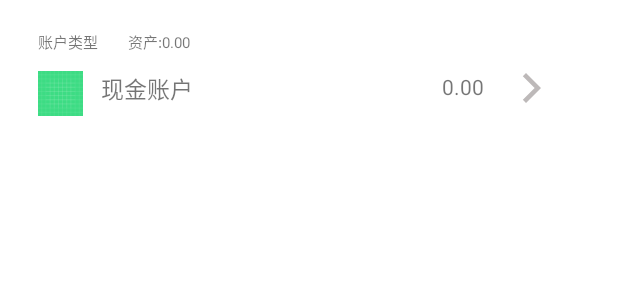
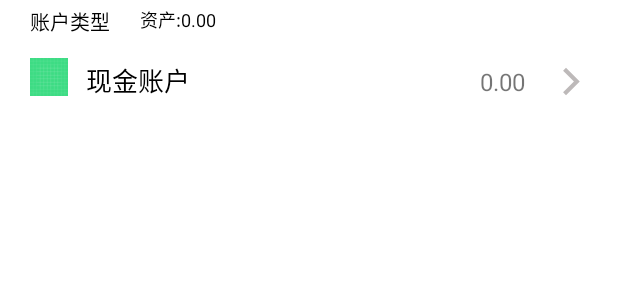
Before and after one commit to xiaoli22/Graduate_Android, an Android app: the layout custom_display_card.xml on its own in the app's theme, with its tools: preview values and no code run, on a phone screen of 412 x 824 dp. Shown: the top 300 px of the screen. Run offline under Robolectric (Android 15) with nearby library versions, the phone set to English and light mode, and no system bars.

Commit message:
完成了activity_account界面和CustomDisplayCard组件

```diff
--- a/app/src/main/AndroidManifest.xml
+++ b/app/src/main/AndroidManifest.xml
@@ -11,8 +11,9 @@
         android:roundIcon="@mipmap/ic_launcher_round"
         android:supportsRtl="true"
         android:theme="@style/Theme.Graduate_Android">
-
-
+        <activity
+            android:name=".AccountActivity"
+            android:exported="false" />
         <activity
             android:name=".testActivity"
             android:exported="false" />
--- a/app/src/main/java/com/example/graduate_android/HomeActivity.java
+++ b/app/src/main/java/com/example/graduate_android/HomeActivity.java
@@ -130,7 +130,7 @@ public class HomeActivity extends AppCompatActivity implements NavigationBarView
         customA.setOnClickListeners(new View.OnClickListener() {
             @Override
             public void onClick(View v) {
-                Intent intent = new Intent(HomeActivity.this, SendOtpActivity.class);
+                Intent intent = new Intent(HomeActivity.this, AccountActivity.class);
                 startActivity(intent);
 
             }
--- a/app/src/main/java/com/example/graduate_android/component/CustomMessageShow.java
+++ b/app/src/main/java/com/example/graduate_android/component/CustomMessageShow.java
@@ -4,6 +4,7 @@ import android.content.Context;
 import android.content.res.TypedArray;
 import android.util.AttributeSet;
 import android.view.LayoutInflater;
+import android.widget.ImageView;
 import android.widget.LinearLayout;
 import android.widget.TextView;
 
@@ -29,6 +30,7 @@ public class CustomMessageShow extends LinearLayout {
         numberM = a.getString(R.styleable.CustomMessageShow_numberM);
         incomeM = a.getString(R.styleable.CustomMessageShow_incomeM);
         outcomeM = a.getString(R.styleable.CustomMessageShow_outcomeM);
+        a.recycle();
 
         init();
 
@@ -42,6 +44,7 @@ public class CustomMessageShow extends LinearLayout {
         TextView numberMS = findViewById(R.id.numberMS);
         TextView incomeMS = findViewById(R.id.incomeMS);
         TextView outcomeMS = findViewById(R.id.outcomeMS);
+        ImageView imageMS = findViewById(R.id.imageMS);
 
         if (titleM != null) {
             toadyMs.setText(titleM);
@@ -55,6 +58,9 @@ public class CustomMessageShow extends LinearLayout {
         if (outcomeM != null) {
             outcomeMS.setText(outcomeM);
         }
+        if (imageM!=0){
+            imageMS.setImageResource(imageM);
+        }
 
 
     }
--- a/app/src/main/res/layout/activity_home.xml
+++ b/app/src/main/res/layout/activity_home.xml
@@ -23,7 +23,6 @@
             <com.example.graduate_android.component.CustomReturn
                 android:layout_width="match_parent"
                 android:layout_height="wrap_content"
-                android:layout_marginTop="10dp"
                 app:title="生意账本" />
 
 
@@ -76,6 +75,9 @@
             </LinearLayout>
 
             <com.example.graduate_android.component.CustomMessageShow
+                android:layout_marginTop="13dp"
+                android:layout_marginLeft="10dp"
+                android:layout_marginRight="10dp"
                 android:layout_width="match_parent"
                 android:layout_height="200dp">
             </com.example.graduate_android.component.CustomMessageShow>
--- a/app/src/main/res/layout/custom_display_card.xml
+++ b/app/src/main/res/layout/custom_display_card.xml
@@ -1,18 +1,20 @@
 <?xml version="1.0" encoding="utf-8"?>
 <RelativeLayout xmlns:android="http://schemas.android.com/apk/res/android"
     android:layout_width="match_parent"
-    android:layout_height="match_parent"
-    android:paddingLeft="25dp"
-    android:paddingRight="25dp"
-    android:paddingTop="20dp">
+    android:layout_height="80dp"
+    android:paddingLeft="20dp"
+    android:paddingRight="20dp"
+    >
 
 
     <TextView
-        android:id="@+id/accountTypeDC"
+        android:id="@+id/accountDC"
         android:layout_width="wrap_content"
         android:layout_height="wrap_content"
+        android:layout_marginTop="4dp"
         android:text="账户类型"
-        android:textSize="10dp"
+        android:textSize="13dp"
+        android:textColor="@color/black"
 
         />
 
@@ -20,18 +22,20 @@
         android:id="@+id/assetDC"
         android:layout_width="wrap_content"
         android:layout_height="wrap_content"
+        android:layout_alignTop="@+id/accountDC"
         android:layout_marginLeft="20dp"
-        android:layout_toRightOf="@+id/accountTypeDC"
+        android:layout_toRightOf="@+id/accountDC"
         android:text="资产:0.00"
-        android:textSize="10dp" />
+        android:textSize="12dp"
+        android:textColor="@color/black"/>
 
     <ImageView
 
         android:id="@+id/imageDC"
-        android:layout_width="30dp"
-        android:layout_height="30dp"
-        android:layout_below="@+id/accountTypeDC"
-        android:layout_marginTop="12dp"
+        android:layout_width="25dp"
+        android:layout_height="25dp"
+        android:layout_below="@+id/accountDC"
+        android:layout_marginTop="14dp"
         android:src="@drawable/ic_launcher_background" />
 
     <TextView
@@ -40,28 +44,28 @@
         android:layout_height="wrap_content"
         android:layout_alignTop="@+id/imageDC"
         android:layout_marginLeft="12dp"
+        android:layout_marginTop="1dp"
         android:layout_toRightOf="@+id/imageDC"
         android:text="现金账户"
-        android:textSize="15dp" />
+        android:textSize="17dp"
+        android:textColor="@color/black"/>
 
     <TextView
         android:id="@+id/moneyDC"
         android:layout_width="wrap_content"
         android:layout_height="wrap_content"
-
+        android:layout_alignBottom="@id/forwardR"
+        android:layout_marginRight="20dp"
         android:layout_toLeftOf="@id/forwardR"
-        android:layout_alignBottom="@id/forwardR"
-        android:layout_marginBottom="3dp"
-        android:layout_marginRight="20dp"
         android:text="0.00"
-        android:textSize="14dp" />
+        android:textSize="16dp" />
 
     <ImageView
         android:id="@+id/forwardR"
-        android:layout_width="wrap_content"
-        android:layout_height="wrap_content"
-        android:layout_alignBottom="@id/sourceDC"
+        android:layout_width="22dp"
+        android:layout_height="22dp"
+        android:layout_marginTop="3dp"
+        android:layout_alignTop="@+id/sourceDC"
         android:layout_alignParentRight="true"
-        android:layout_marginRight="20dp"
         android:src="@drawable/ic_rforward" />
 </RelativeLayout>
--- a/app/src/main/res/layout/custom_return.xml
+++ b/app/src/main/res/layout/custom_return.xml
@@ -2,6 +2,7 @@
 <RelativeLayout xmlns:android="http://schemas.android.com/apk/res/android"
     android:layout_width="match_parent"
     android:layout_height="match_parent"
+    android:layout_marginTop="10dp"
     android:background="@color/white">
 
 
```
Also changed, not shown: app/src/main/java/com/example/graduate_android/AccountActivity.java (added, +30 -0 lines), app/src/main/java/com/example/graduate_android/component/CustomDisplayCard.java (added, +63 -0 lines), app/src/main/res/layout/activity_account.xml (added, +91 -0 lines), app/src/main/res/layout/custom_message_show.xml (+4 -4 lines), app/src/main/res/values/attrs.xml (+7 -1 lines), app/src/main/res/drawable/account_card.png (added), app/src/main/res/drawable/account_card2.png (added), app/src/main/res/drawable/account_cash.png (added), app/src/main/res/drawable/account_weixin.png (added), app/src/main/res/drawable/account_zhifubao.png (added), 1 other file.
